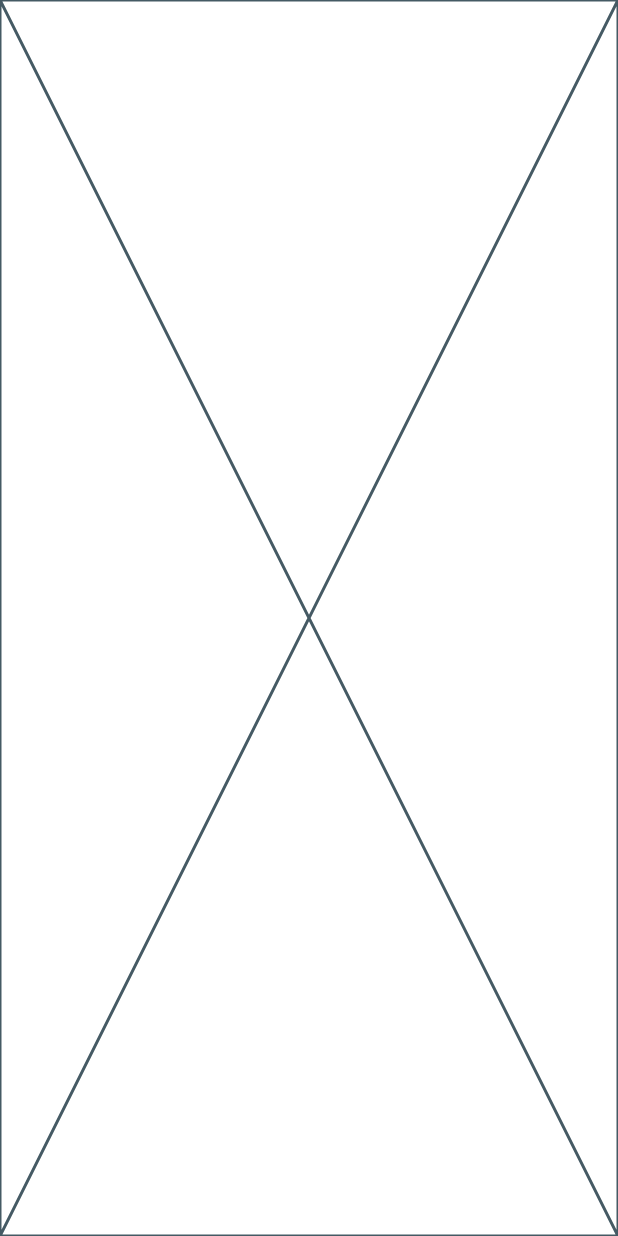
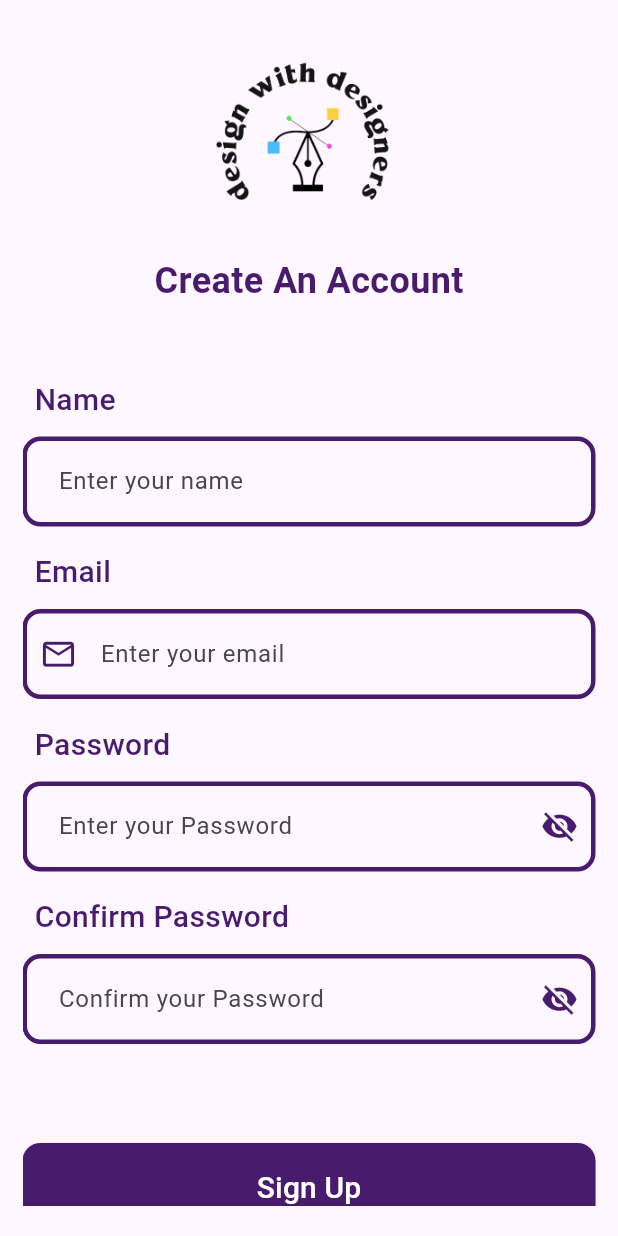
Before and after one commit to esraamahmoud7/Authentication, a Flutter app: the screen it shows after launch, on a phone screen of 412 x 824 dp. Run offline on Flutter 3.47's test engine with Material 3 defaults, Android fonts, the phone set to English and light mode, and no system bars; our stand-ins replace go_router.

Commit message:
finsh register view

```diff
--- a/lib/core/Routes/Routes.dart
+++ b/lib/core/Routes/Routes.dart
@@ -0,0 +1,21 @@
+import 'package:authentication/core/Routes/pageRoutes.dart';
+import 'package:authentication/features/Authentication/LogIn/UI/Login_View.dart';
+import 'package:go_router/go_router.dart';
+
+import '../../features/Authentication/Register/UI/register_view.dart';
+
+
+abstract class AppRouter {
+  static final router = GoRouter(routes: <RouteBase>[
+    GoRoute(
+      path: PagesRoute.init,
+      builder: (context, state) => const RegisterView(),
+    ),
+    GoRoute(
+        path: PagesRoute.login,
+        builder: (context,state)=> const LoginView()
+
+    )
+  ]
+  );
+}
--- a/lib/core/Routes/pageRoutes.dart
+++ b/lib/core/Routes/pageRoutes.dart
@@ -0,0 +1,5 @@
+class PagesRoute{
+  static const String init = "/";
+
+  static const String login = "/login";
+}
--- /dev/null
+++ b/lib/core/colors/AppColors.dart
@@ -0,0 +1,6 @@
+import 'dart:ui';
+
+abstract class  AppColors{
+  static const Color primaryColor = Color(0xff491B6D);
+
+}
--- a/lib/features/Authentication/Login/UI/login_view.dart
+++ /dev/null
@@ -1,10 +0,0 @@
-import 'package:flutter/material.dart';
-
-class HomeView extends StatelessWidget {
-  const HomeView({super.key});
-
-  @override
-  Widget build(BuildContext context) {
-    return const Placeholder();
-  }
-}
--- /dev/null
+++ b/lib/features/Authentication/Register/UI/register_view.dart
@@ -0,0 +1,115 @@
+import 'package:authentication/core/colors/AppColors.dart';
+import 'package:authentication/features/Authentication/Register/UI/widgets/customElevatedButton.dart';
+import 'package:authentication/features/Authentication/Register/UI/widgets/customPassword.dart';
+import 'package:authentication/features/Authentication/Register/UI/widgets/custom_textField.dart';
+import 'package:flutter/material.dart';
+import 'package:go_router/go_router.dart';
+
+import '../../../../core/Routes/pageRoutes.dart';
+
+class RegisterView extends StatefulWidget {
+  const RegisterView({super.key});
+
+  @override
+  State<RegisterView> createState() => _RegisterViewState();
+}
+
+class _RegisterViewState extends State<RegisterView> {
+  bool _obscureText = true;
+
+  @override
+  Widget build(BuildContext context) {
+    return Scaffold(
+      body: SafeArea(
+        child: Padding(
+          padding: const EdgeInsets.symmetric(horizontal: 15,vertical: 20),
+          child: ListView(
+            children: [
+              Image.asset("assets/images/logo.png",width: 100,height: 150,),
+              Center(
+                child: Text("Create An Account",
+                  style: TextStyle(
+                    fontSize: 24,
+                    fontWeight: FontWeight.bold,
+                    color: AppColors.primaryColor
+                  ),
+                ),
+              ),
+              SizedBox(height: 48,),
+              Form(
+                  child: Column(
+                    children: [
+                      const CustomTextField(label: "Name",hint: 'Enter your name',),
+                      const CustomTextField(label: "Email",prefixIcon: Icon(Icons.email_outlined,color: AppColors.primaryColor,size: 25,),hint: 'Enter your email',),
+                      CustomPassword(label: "Password",
+                        hint: 'Enter your Password',
+                        suffixIcon: IconButton(
+                            onPressed: (){
+                              setState(() {
+                                _obscureText = !_obscureText;
+                              });
+                            },
+                          icon: Icon(
+                            _obscureText ? Icons.visibility_off : Icons.visibility,
+                            color: AppColors.primaryColor,
+                            size: 25,
+                          ),
+                        ), obscureText: _obscureText,
+                      ),
+                      CustomPassword(label: "Confirm Password",
+                        hint: 'Confirm your Password',
+                        suffixIcon: IconButton(
+                          onPressed: (){
+                            setState(() {
+                              _obscureText = !_obscureText;
+                            });
+                          },
+                          icon: Icon(
+                            _obscureText ? Icons.visibility_off : Icons.visibility,
+                            color: AppColors.primaryColor,
+                            size: 25,
+                          ),
+                        ), obscureText: _obscureText,
+
+                      ),
+                      SizedBox(height: 50,),
+                      customElevatedButton(
+                        onPressed: (){
+                        GoRouter.of(context).push(PagesRoute.login);
+
+                      },),
+                      SizedBox(height: 24,),
+                      Row(
+                        mainAxisAlignment: MainAxisAlignment.center,
+                        children: [
+                          Text("Have an account already?  ",
+                            style: TextStyle(
+                              fontSize: 18,
+                              fontWeight: FontWeight.w500
+                            ),),
+                          GestureDetector(
+                            onTap: (){
+                              GoRouter.of(context).push(PagesRoute.login);
+                            },
+                            child: Text("Log in",
+                              style: TextStyle(
+                                fontSize: 18,
+                                  fontWeight: FontWeight.w500,
+                                  color: AppColors.primaryColor
+                              ),
+                            ),
+                          )
+                        ],
+                      )
+
+                    ],
+                  )
+
+              )
+            ],
+          ),
+        ),
+      ),
+    );
+  }
+}
--- /dev/null
+++ b/lib/features/Authentication/Register/UI/widgets/customElevatedButton.dart
@@ -0,0 +1,37 @@
+import 'package:flutter/material.dart';
+
+import '../../../../../core/colors/AppColors.dart';
+
+
+class customElevatedButton extends StatelessWidget {
+  const customElevatedButton({
+    super.key, this.onPressed,
+  });
+
+  final void Function()? onPressed;
+
+  @override
+  Widget build(BuildContext context) {
+    return SizedBox(
+      height: 60,
+      width: 500,
+      child: ElevatedButton(
+          onPressed: onPressed,
+          style: ElevatedButton.styleFrom(
+            backgroundColor: AppColors.primaryColor,
+            foregroundColor: Colors.white,
+            shape: RoundedRectangleBorder(
+              borderRadius: BorderRadius.circular(12), // Rounded corners
+            ),
+          ),
+          child: Text("Sign Up",
+            style: TextStyle(
+                fontSize: 20
+            ),
+
+          )
+
+      ),
+    );
+  }
+}
--- /dev/null
+++ b/lib/features/Authentication/Register/UI/widgets/customPassword.dart
@@ -0,0 +1,55 @@
+import 'package:flutter/material.dart';
+
+import '../../../../../core/colors/AppColors.dart';
+
+class CustomPassword extends StatelessWidget {
+  const CustomPassword({super.key, required this.label, this.prefixIcon, this.suffixIcon, required this.hint, required this.obscureText});
+
+  final String label,hint;
+  final Widget? prefixIcon,suffixIcon;
+  final bool obscureText;
+
+  @override
+  Widget build(BuildContext context) {
+    return Column(
+      crossAxisAlignment: CrossAxisAlignment.start,
+      children: [
+        Padding(
+          padding: const EdgeInsets.only(left: 8.0),
+          child: Text(label,
+            style: TextStyle(
+                color: AppColors.primaryColor,
+                fontSize: 20,
+                fontWeight: FontWeight.w500
+            ),
+          ),
+        ),
+        SizedBox(height: 10),
+        TextField(
+          obscureText: obscureText,
+          decoration: InputDecoration(
+            prefixIcon: prefixIcon,
+            suffixIcon: suffixIcon,
+            hintText: hint,
+            contentPadding: EdgeInsets.symmetric(horizontal: 20, vertical: 18),
+            enabledBorder: OutlineInputBorder(
+              borderRadius: BorderRadius.circular(12),
+              borderSide: BorderSide(
+                color: AppColors.primaryColor,   // Border color
+                width: 3.0,           // Border width
+              ),
+            ),
+              focusedBorder: OutlineInputBorder(
+                  borderRadius: BorderRadius.circular(12),
+                  borderSide: BorderSide(
+                    color: AppColors.primaryColor,   // Border color
+                    width: 3.0,
+                  )
+              )
+          ),
+        ),
+        SizedBox(height: 16,)
+      ],
+    );
+  }
+}
--- /dev/null
+++ b/lib/features/Authentication/Register/UI/widgets/custom_textField.dart
@@ -0,0 +1,52 @@
+import 'package:flutter/material.dart';
+
+import '../../../../../core/colors/AppColors.dart';
+
+class CustomTextField extends StatelessWidget {
+  const CustomTextField({super.key, required this.label, this.prefixIcon, required this.hint});
+
+  final String label,hint;
+  final Widget? prefixIcon;
+
+  @override
+  Widget build(BuildContext context) {
+    return Column(
+      crossAxisAlignment: CrossAxisAlignment.start,
+      children: [
+        Padding(
+          padding: const EdgeInsets.only(left: 8.0),
+          child: Text(label,
+            style: TextStyle(
+                color: AppColors.primaryColor,
+                fontSize: 20,
+                fontWeight: FontWeight.w500
+            ),
+          ),
+        ),
+        SizedBox(height: 10),
+        TextField(
+          decoration: InputDecoration(
+            prefixIcon: prefixIcon,
+            hintText: hint,
+            contentPadding: EdgeInsets.symmetric(horizontal: 20, vertical: 18),
+            enabledBorder: OutlineInputBorder(
+              borderRadius: BorderRadius.circular(12),
+              borderSide: BorderSide(
+                color: AppColors.primaryColor,   // Border color
+                width: 3.0,           // Border width
+              ),
+            ),
+            focusedBorder: OutlineInputBorder(
+              borderRadius: BorderRadius.circular(12),
+              borderSide: BorderSide(
+              color: AppColors.primaryColor,   // Border color
+              width: 3.0,
+              )
+            )
+          ),
+        ),
+        SizedBox(height: 16,)
+      ],
+    );
+  }
+}
--- a/lib/main.dart
+++ b/lib/main.dart
@@ -1,6 +1,6 @@
 import 'package:flutter/material.dart';
 
-import 'features/Authentication/Login/UI/login_view.dart';
+import 'core/Routes/Routes.dart';
 
 void main() {
   runApp(const MyApp());
@@ -12,9 +12,9 @@ class MyApp extends StatelessWidget {
   // This widget is the root of your application.
   @override
   Widget build(BuildContext context) {
-    return MaterialApp(
+    return MaterialApp.router(
+      routerConfig: AppRouter.router,
       debugShowCheckedModeBanner: false,
-      home: HomeView(),
     );
   }
 }
--- a/pubspec.yaml
+++ b/pubspec.yaml
@@ -34,6 +34,7 @@ dependencies:
   # The following adds the Cupertino Icons font to your application.
   # Use with the CupertinoIcons class for iOS style icons.
   cupertino_icons: ^1.0.8
+  go_router: ^16.0.0
 
 dev_dependencies:
   flutter_test:
@@ -58,9 +59,8 @@ flutter:
   uses-material-design: true
 
   # To add assets to your application, add an assets section, like this:
-  # assets:
-  #   - images/a_dot_burr.jpeg
-  #   - images/a_dot_ham.jpeg
+  assets:
+     - assets/images/
 
   # An image asset can refer to one or more resolution-specific "variants", see
   # https://flutter.dev/to/resolution-aware-images
```
Also changed, not shown: assets/images/logo.png (added), pubspec.lock.
